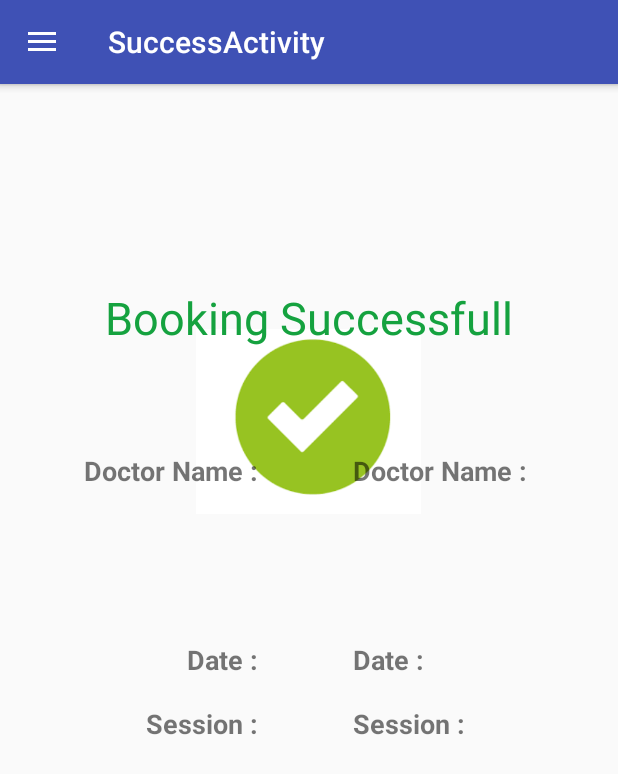
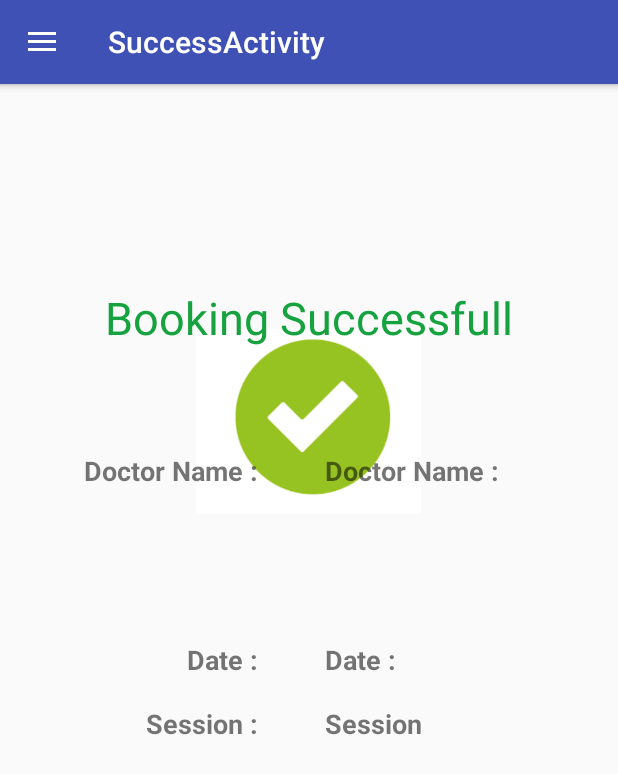
Before and after one commit to tinuthomson/HospitalManagement, an Android app: the BookingActivity screen opened directly, with no data from a screen before it, after a tap on "BOOK", on a phone screen of 412 x 824 dp. Shown: the top 774 px of the screen. Run offline under Robolectric (Android 15) with nearby library versions, the phone set to English and light mode, and no system bars; our stand-ins replace Firebase (no records; nobody signed in at launch, a user with empty details on screens opened directly); 1 statement that could not run was skipped.

Commit message:
successfull appointment

```diff
--- a/app/src/main/java/com/zibbix/hospital/hospitalmanagement/BaseActivity.java
+++ b/app/src/main/java/com/zibbix/hospital/hospitalmanagement/BaseActivity.java
@@ -16,7 +16,6 @@ import android.view.MenuItem;
 import com.google.firebase.auth.FirebaseAuth;
 
 public class BaseActivity extends AppCompatActivity implements NavigationView.OnNavigationItemSelectedListener {
-    private FirebaseAuth mAuth;
     protected DrawerLayout drawer;
 
 
@@ -27,7 +26,6 @@ public class BaseActivity extends AppCompatActivity implements NavigationView.On
         setContentView(R.layout.activity_base);
         Toolbar toolbar = (Toolbar) findViewById(R.id.toolbar);
         setSupportActionBar(toolbar);
-        mAuth = FirebaseAuth.getInstance();
         drawer = (DrawerLayout) findViewById(R.id.drawer_layout);
         ActionBarDrawerToggle toggle = new ActionBarDrawerToggle(
                 this, drawer, toolbar, R.string.navigation_drawer_open, R.string.navigation_drawer_close);
--- a/app/src/main/java/com/zibbix/hospital/hospitalmanagement/BookingActivity.java
+++ b/app/src/main/java/com/zibbix/hospital/hospitalmanagement/BookingActivity.java
@@ -16,7 +16,6 @@ import android.widget.RadioButton;
 import android.widget.RadioGroup;
 import android.widget.Spinner;
 import android.widget.TextView;
-import android.widget.Toast;
 
 import com.google.firebase.auth.FirebaseAuth;
 import com.google.firebase.auth.FirebaseUser;
@@ -42,12 +41,11 @@ public class BookingActivity extends BaseActivity {
     final List<String> Dept = new ArrayList<>();
     final List<String> Doctors = new ArrayList<>();
     Spinner s, s1;
-    private String currentdate, fromdate, todate, dateformat;
+    private String dateformat;
     TextView edittext;
     DatabaseReference databaseRefDept = FirebaseDatabase.getInstance().getReference().child("Dept");
     protected NavigationView navigationView;
     String DoctorUID;
-
 
 
     @SuppressLint("SimpleDateFormat")
@@ -82,7 +80,6 @@ public class BookingActivity extends BaseActivity {
                             final ArrayAdapter<String> DocAdapter = new ArrayAdapter<>(BookingActivity.this, android.R.layout.simple_spinner_item, Doctors);
                             Doctors.clear();
                             String selectedDept = s1.getSelectedItem().toString();
-                            Toast.makeText(BookingActivity.this,selectedDept,Toast.LENGTH_SHORT).show();
                             DatabaseReference databaseRefDept = FirebaseDatabase.getInstance().getReference().child("Dept").child(selectedDept);
                             databaseRefDept.addListenerForSingleValueEvent(new ValueEventListener() {
                                 @Override
@@ -90,25 +87,25 @@ public class BookingActivity extends BaseActivity {
 
                                     if (dataSnapshot.exists()) {
                                         for (DataSnapshot dSnapshot : dataSnapshot.getChildren()) {
-                                            String DocUID = dSnapshot.getKey();
-                                           /* DatabaseReference databaseRefDoc = FirebaseDatabase.getInstance().getReference().child("Doctors").child(DocUID).child("Name");
+                                            DoctorUID = dSnapshot.getKey();
+                                           DatabaseReference databaseRefDoc = FirebaseDatabase.getInstance().getReference().child("Doctors").child(DoctorUID).child("Name");
                                             databaseRefDoc.addListenerForSingleValueEvent(new ValueEventListener() {
                                                 @Override
                                                 public void onDataChange(DataSnapshot dataSnapshot) {
                                                     String DocName = dataSnapshot.getValue(String.class);
                                                     Doctors.add(DocName);
+                                                    DocAdapter.notifyDataSetChanged();
+                                                    s.setAdapter(DocAdapter);
+                                                    DocAdapter.setDropDownViewResource(android.R.layout.simple_spinner_dropdown_item);
                                                 }
 
                                                 @Override
                                                 public void onCancelled(DatabaseError databaseError) {
 
                                                 }
-                                            });*/
-                                            Doctors.add(DocUID);
+                                            });
                                         }
-                                        DocAdapter.notifyDataSetChanged();
-                                        s.setAdapter(DocAdapter);
-                                        DocAdapter.setDropDownViewResource(android.R.layout.simple_spinner_dropdown_item);
+
                                     }
                                 }//onDataChange
 
@@ -134,27 +131,13 @@ public class BookingActivity extends BaseActivity {
             }//onCancelled
         });
 
-        s.setOnItemSelectedListener(new AdapterView.OnItemSelectedListener() {
-            @Override
-            public void onItemSelected(AdapterView<?> parent, View view, int position, long id) {
-                String selectedDoc = s.getSelectedItem().toString();
-                DoctorUID = selectedDoc;
-                Toast.makeText(BookingActivity.this,selectedDoc,Toast.LENGTH_SHORT).show();
 
-            }
-
-            @Override
-            public void onNothingSelected(AdapterView<?> parent) {
-
-            }
-        });
 
         @SuppressLint("SimpleDateFormat")
         SimpleDateFormat dateFormat1 = new SimpleDateFormat("dd-MM-yyyy");
         Calendar cal = Calendar.getInstance();
-        currentdate = dateFormat1.format(cal.getTime());
-        fromdate = new SimpleDateFormat("yyyy-MM-dd").format(cal.getTime());
-        todate = new SimpleDateFormat("yyyy-MM-dd").format(cal.getTime());
+        String currentdate = dateFormat1.format(cal.getTime());
+        String todate = new SimpleDateFormat("yyyy-MM-dd").format(cal.getTime());
 
         //edit
         edittext = (TextView) findViewById(R.id.selectDate);
@@ -176,7 +159,6 @@ public class BookingActivity extends BaseActivity {
                             Calendar cals = Calendar.getInstance();
                             cals.setTime(new SimpleDateFormat("yyyy-MM-dd").parse(selectedPJPDate));
                             //pjpSelectedDate = new SimpleDateFormat("dd-MM-yyyy").format(cals.getTime());
-                            fromdate = new SimpleDateFormat("yyyy-MM-dd").format(cals.getTime());
 
                             dateformat = new SimpleDateFormat("dd-MM-yyyy").format(cals.getTime());
 
@@ -211,7 +193,6 @@ public class BookingActivity extends BaseActivity {
                 databaseRefUID.child("Session").setValue(radioButton.getText());
                 assert currentFirebaseUser != null;
                 databaseRefUID.child("PatientUID").setValue(currentFirebaseUser.getUid());
-                Toast.makeText(BookingActivity.this,"Done",Toast.LENGTH_SHORT).show();
                 DatabaseReference databaseRefDoctor = FirebaseDatabase.getInstance().getReference().child("Doctors").child(DoctorUID).child("Appointment");
                 databaseRefDoctor.child(appointID).setValue(true);
                 DatabaseReference databaseRefUser = FirebaseDatabase.getInstance().getReference().child("Users").child(currentFirebaseUser.getUid()).child("Appointment");
--- a/app/src/main/java/com/zibbix/hospital/hospitalmanagement/SuccessActivity.java
+++ b/app/src/main/java/com/zibbix/hospital/hospitalmanagement/SuccessActivity.java
@@ -7,6 +7,13 @@ import android.support.design.widget.NavigationView;
 import android.support.v7.widget.Toolbar;
 import android.view.LayoutInflater;
 import android.view.View;
+import android.widget.TextView;
+
+import com.google.firebase.database.DataSnapshot;
+import com.google.firebase.database.DatabaseError;
+import com.google.firebase.database.DatabaseReference;
+import com.google.firebase.database.FirebaseDatabase;
+import com.google.firebase.database.ValueEventListener;
 
 public class SuccessActivity extends BaseActivity {
 
@@ -24,8 +31,51 @@ public class SuccessActivity extends BaseActivity {
         navigationView.setCheckedItem(R.id.nav_booking);
         Toolbar toolbar = (Toolbar) findViewById(R.id.toolbar);
         setSupportActionBar(toolbar);
-        getSupportActionBar().setDisplayHomeAsUpEnabled(true);
 
+        final TextView DocName = (TextView)findViewById(R.id.docNamedit);
+        final TextView Date = (TextView)findViewById(R.id.datedit);
+        final TextView Session = (TextView)findViewById(R.id.session);
+        String appointID = getIntent().getExtras().getString("appointID");
+        assert appointID != null;
+
+        DatabaseReference databaseRefappoint = FirebaseDatabase.getInstance().getReference().child("Appointments").child(appointID);
+        databaseRefappoint.addListenerForSingleValueEvent(new ValueEventListener() {
+            @Override
+            public void onDataChange(DataSnapshot dataSnapshot) {
+                int i = 0;
+                for (DataSnapshot dSnapshot : dataSnapshot.getChildren()) {
+                    if (i == 1) {
+                        DatabaseReference databaseRefDoc = FirebaseDatabase.getInstance().getReference().child("Doctors").child(dSnapshot.getValue().toString()).child("Name");
+                        databaseRefDoc.addListenerForSingleValueEvent(new ValueEventListener() {
+                            @Override
+                            public void onDataChange(DataSnapshot dataSnapshot) {
+
+                                DocName.setText(dataSnapshot.getValue().toString());
+
+                            }
+
+                            @Override
+                            public void onCancelled(DatabaseError databaseError) {
+
+                            }
+                        });
+                    }
+                    if (i == 0) {
+                        Date.setText(dSnapshot.getValue().toString());
+                    }
+                    if (i == 3)
+                        Session.setText(dSnapshot.getValue().toString());
+
+                        i++;
+
+                }
+            }
+
+            @Override
+            public void onCancelled(DatabaseError databaseError) {
+
+            }
+        });
     }
 
 
--- a/app/src/main/res/layout/content_success.xml
+++ b/app/src/main/res/layout/content_success.xml
@@ -56,11 +56,12 @@
 
     <TextView
         android:id="@+id/docNamedit"
-        android:layout_width="wrap_content"
+        android:layout_width="200dp"
         android:layout_height="wrap_content"
         android:layout_alignBaseline="@+id/DocName"
         android:layout_alignBottom="@+id/DocName"
-        android:layout_alignEnd="@+id/textView4"
+        android:layout_marginStart="40dp"
+        android:layout_toEndOf="@+id/DocName"
         android:text="Doctor Name : "
         android:textAlignment="textStart"
         android:textSize="18sp"
@@ -68,7 +69,7 @@
 
     <TextView
         android:id="@+id/datedit"
-        android:layout_width="wrap_content"
+        android:layout_width="match_parent"
         android:layout_height="wrap_content"
         android:layout_alignStart="@+id/docNamedit"
         android:layout_centerVertical="true"
@@ -91,12 +92,12 @@
 
     <TextView
         android:id="@+id/session"
-        android:layout_width="wrap_content"
+        android:layout_width="match_parent"
         android:layout_height="wrap_content"
         android:layout_alignBaseline="@+id/Session"
         android:layout_alignBottom="@+id/Session"
         android:layout_alignStart="@+id/datedit"
-        android:text="Session : "
+        android:text="Session"
         android:textAlignment="textStart"
         android:textSize="18sp"
         android:textStyle="bold" />
```
